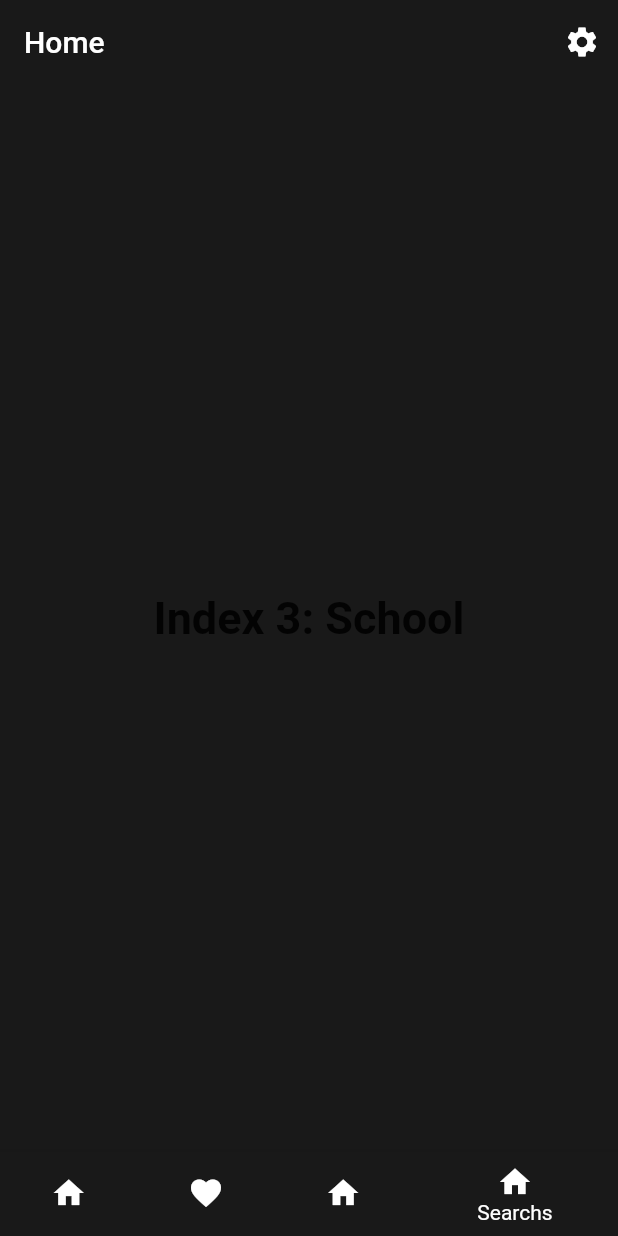
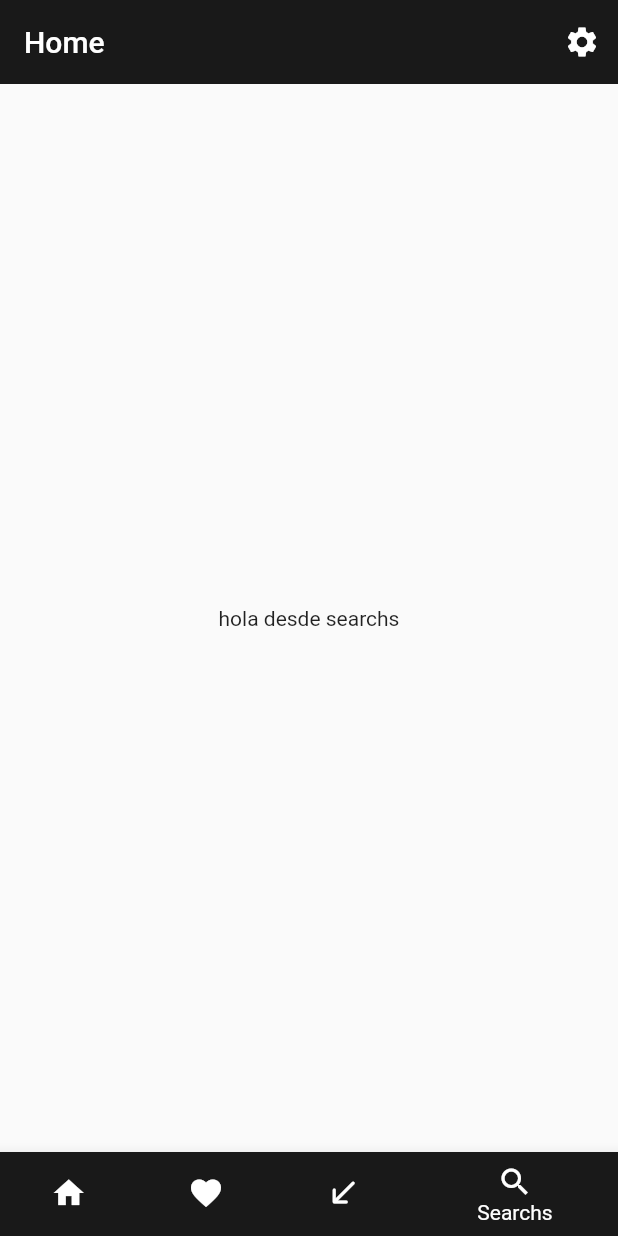
Before and after one commit to dego950/moviesapp, a Flutter app: the screen it shows after launch, item 4 of the bottom bar chosen, on a phone screen of 412 x 824 dp. Run offline on Flutter 3.47's test engine with Material 2 defaults, Android fonts, the phone set to English and light mode, and no system bars.

Commit message:
Funcionamiento del Botton navegation Bar

```diff
--- a/lib/main.dart
+++ b/lib/main.dart
@@ -9,7 +9,7 @@ class MyApp extends StatelessWidget {
     return MaterialApp(
       debugShowCheckedModeBanner: false,
       title: 'SeriesApp',
-      initialRoute: 'home',
+      initialRoute: 'tabPages',
       routes: appRoutes,
     );
   }
--- a/lib/pages/favorites_pages.dart
+++ b/lib/pages/favorites_pages.dart
@@ -5,6 +5,8 @@ class FavoritesPages extends StatelessWidget {
 
   @override
   Widget build(BuildContext context) {
-    return Container();
+    return Container(
+      child: Text('hola desde favoritos'),
+    );
   }
 }
--- a/lib/pages/home_page.dart
+++ b/lib/pages/home_page.dart
@@ -1,83 +1,11 @@
 import 'package:flutter/material.dart';
-import 'package:moviesapp/constants/theme.dart';
+ class HomePages extends StatelessWidget {
+   const HomePages({Key? key}) : super(key: key);
 
-class HomePages extends StatefulWidget {
-
-  @override
-  State<HomePages> createState() => _HomePagesState();
-}
-
-class _HomePagesState extends State<HomePages> {
-  int _selectedIndex = 0;
-  static const TextStyle optionStyle =
-  TextStyle(fontSize: 30, fontWeight: FontWeight.bold);
-  static const List<Widget> _widgetOptions = <Widget>[
-    Text(
-      'Index 0: Home',
-      style: optionStyle,
-    ),
-    Text(
-      'Index 1: Business',
-      style: optionStyle,
-    ),
-    Text(
-      'Index 2: School',
-      style: optionStyle,
-    ),
-    Text(
-      'Index 3: School',
-      style: optionStyle,
-    ),
-  ];
-
-  void _onItemTapped(int index) {
-    setState(() {
-      _selectedIndex = index;
-    });
-  }
-
-  @override
-  Widget build(BuildContext context) {
-    return Scaffold(
-      appBar: AppBar(
-        title: Text('Home'),
-        elevation: 0,
-        backgroundColor: SeriesAppColor.black,
-        actions: [
-          IconButton(onPressed: (){}, icon: Icon(Icons.settings))
-        ],
-      ),
-      backgroundColor: SeriesAppColor.black,
-      body: Center(
-        child: _widgetOptions.elementAt(_selectedIndex),
-      ),
-      bottomNavigationBar: BottomNavigationBar(
-        items: const <BottomNavigationBarItem>[
-          BottomNavigationBarItem(
-              icon: Icon(Icons.home),
-              label: 'Home',
-              backgroundColor: SeriesAppColor.black
-          ),
-          BottomNavigationBarItem(
-              icon: Icon(Icons.favorite),
-              label: 'Favorities',
-              backgroundColor: SeriesAppColor.black
-          ),
-          BottomNavigationBarItem(
-              icon: Icon(Icons.home),
-              label: 'Recent',
-              backgroundColor: SeriesAppColor.black
-          ),
-          BottomNavigationBarItem(
-              icon: Icon(Icons.home),
-              label: 'Searchs',
-              backgroundColor: SeriesAppColor.black
-          )
-        ],
-        currentIndex: _selectedIndex,
-        fixedColor: SeriesAppColor.white,
-        onTap: _onItemTapped,
-      ),
-    );
-  }
-}
+   @override
+   Widget build(BuildContext context) {
+     return Container(
+       child: Text('home pages'),
+     );
+   }
+ }
--- a/lib/pages/recent_pages.dart
+++ b/lib/pages/recent_pages.dart
@@ -5,6 +5,8 @@ class RecentPages extends StatelessWidget {
 
   @override
   Widget build(BuildContext context) {
-    return Container();
+    return Container(
+      child: Text('hola desde recent pages'),
+    );
   }
 }
--- /dev/null
+++ b/lib/pages/search_page.dart
@@ -0,0 +1,14 @@
+import 'package:flutter/material.dart';
+
+class SearchsPages extends StatelessWidget {
+  const SearchsPages({Key? key}) : super(key: key);
+
+  @override
+  Widget build(BuildContext context) {
+    return Container(
+      child: Center(
+        child: Text('hola desde searchs'),
+      ),
+    );
+  }
+}
--- /dev/null
+++ b/lib/pages/tab_pages.dart
@@ -0,0 +1,70 @@
+import 'package:flutter/material.dart';
+import 'package:moviesapp/pages/favorites_pages.dart';
+import 'package:moviesapp/pages/home_page.dart';
+import 'package:moviesapp/pages/recent_pages.dart';
+import 'package:moviesapp/pages/search_page.dart';
+
+import '../constants/theme.dart';
+
+class TabPages extends StatefulWidget {
+  const TabPages({Key? key}) : super(key: key);
+
+  @override
+  State<TabPages> createState() => _TabPagesState();
+}
+
+class _TabPagesState extends State<TabPages> {
+
+  int _paginaActual = 0;
+  final List<Widget> _paginas =[
+    HomePages(),
+    FavoritesPages(),
+    RecentPages(),
+    SearchsPages()
+  ];
+
+  @override
+  Widget build(BuildContext context) {
+    return Scaffold(
+        appBar: AppBar(
+          title: Text('Home'),
+          elevation: 0,
+          backgroundColor: SeriesAppColor.black,
+          actions: [
+            IconButton(onPressed: (){}, icon: Icon(Icons.settings))
+          ],
+        ),
+      body: _paginas[_paginaActual],
+      bottomNavigationBar: BottomNavigationBar(
+        onTap: (index){
+          setState(() {
+            _paginaActual = index;
+          });
+        },
+        currentIndex: _paginaActual,
+        items: const [
+          BottomNavigationBarItem(
+              icon: Icon(Icons.home),
+              label: 'Home',
+              backgroundColor: SeriesAppColor.black
+          ),
+          BottomNavigationBarItem(
+              icon: Icon(Icons.favorite),
+              label: 'Favorities',
+              backgroundColor: SeriesAppColor.black
+          ),
+          BottomNavigationBarItem(
+              icon: Icon(Icons.call_received_rounded),
+              label: 'Recent',
+              backgroundColor: SeriesAppColor.black
+          ),
+          BottomNavigationBarItem(
+              icon: Icon(Icons.search),
+              label: 'Searchs',
+              backgroundColor: SeriesAppColor.black
+          )
+        ],
+      ),
+    );
+  }
+}
--- a/lib/routes/routes.dart
+++ b/lib/routes/routes.dart
@@ -5,17 +5,21 @@ import 'package:moviesapp/pages/home_page.dart';
 import 'package:moviesapp/pages/login_pages.dart';
 import 'package:moviesapp/pages/recent_details_pages.dart';
 import 'package:moviesapp/pages/recent_pages.dart';
+import 'package:moviesapp/pages/search_page.dart';
 import 'package:moviesapp/pages/series_details_pages.dart';
 import 'package:moviesapp/pages/series_pages.dart';
+import 'package:moviesapp/pages/tab_pages.dart';
 import 'package:moviesapp/pages/welcome_page.dart';
 
 final Map<String, Widget Function(BuildContext)> appRoutes = {
   'welcome': (_) => WelcomePage(),
+  'tabPages': (_) => TabPages(),
   'login': (_) => LoginPages(),
   'home': (_) => HomePages(),
   'series': (_) => SeriesPages(),
   'seriesDetails': (_) => SeriesDetailsPages(),
   'favorites': (_) => FavoritesPages(),
   'recent': (_) => RecentPages(),
+  'searchs': (_) => SearchsPages(),
   'recentDetails': (_) => RecentDetailsPages()
 };
```
